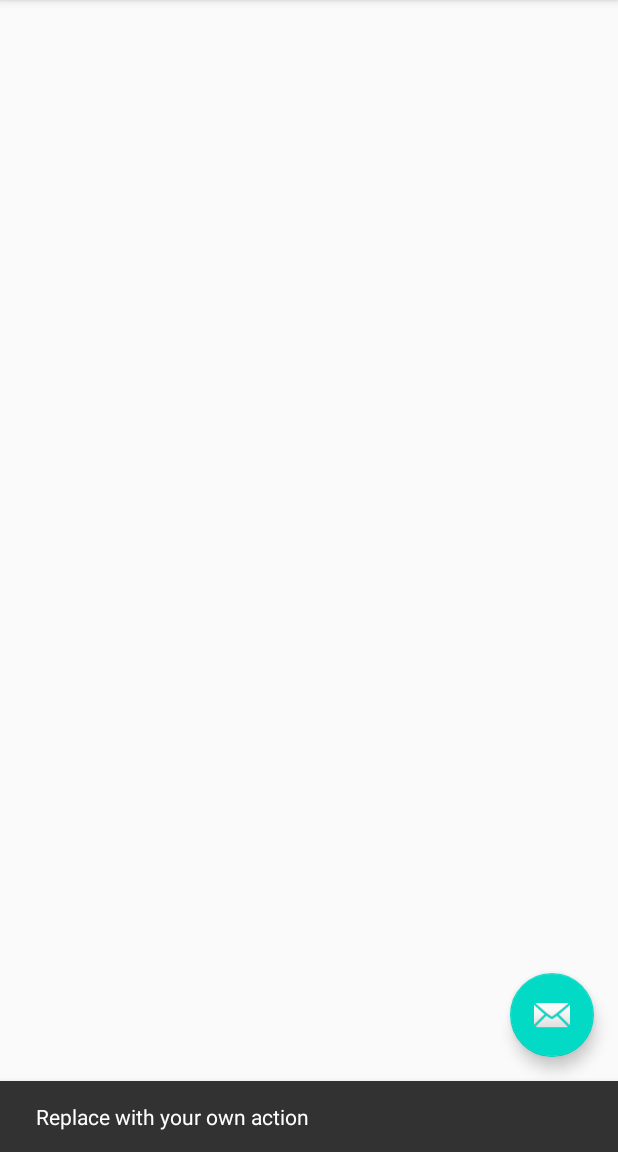
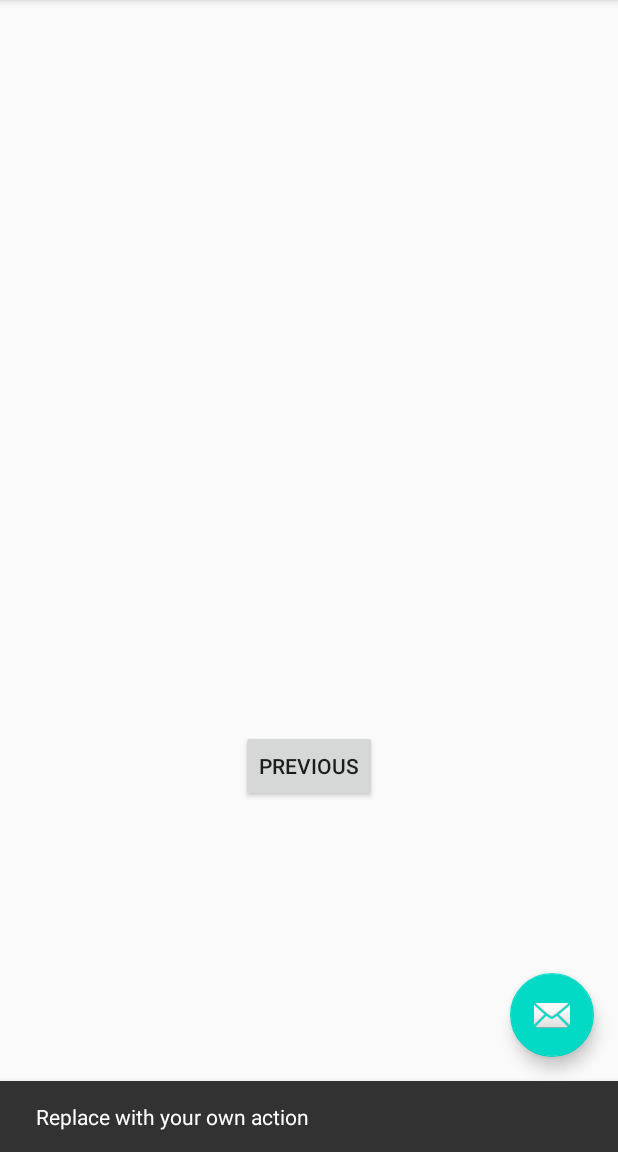
Before and after one commit to wyattevans/Basic-Activity-Java, an Android app: the SecondFragment screen opened through its navigation route, after a tap on an icon or button, on a phone screen of 412 x 824 dp, the part 84-1236 px from its top. Run offline under Robolectric (Android 15) with nearby library versions, the phone set to English and light mode, and no system bars.

Commit message:
Referenced correct text view id on button view in second fragment.

```diff
--- a/app/src/main/res/layout/fragment_second.xml
+++ b/app/src/main/res/layout/fragment_second.xml
@@ -23,5 +23,5 @@
         app:layout_constraintBottom_toBottomOf="parent"
         app:layout_constraintEnd_toEndOf="parent"
         app:layout_constraintStart_toStartOf="parent"
-        app:layout_constraintTop_toBottomOf="@id/textview_second" />
+        app:layout_constraintTop_toBottomOf="@id/text_view_second" />
 </androidx.constraintlayout.widget.ConstraintLayout>
```
